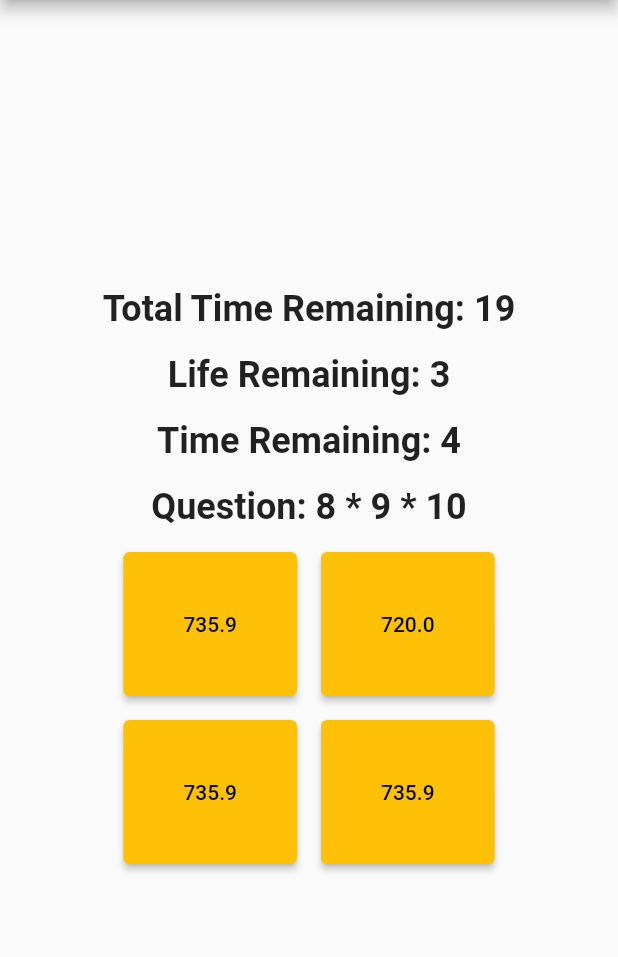
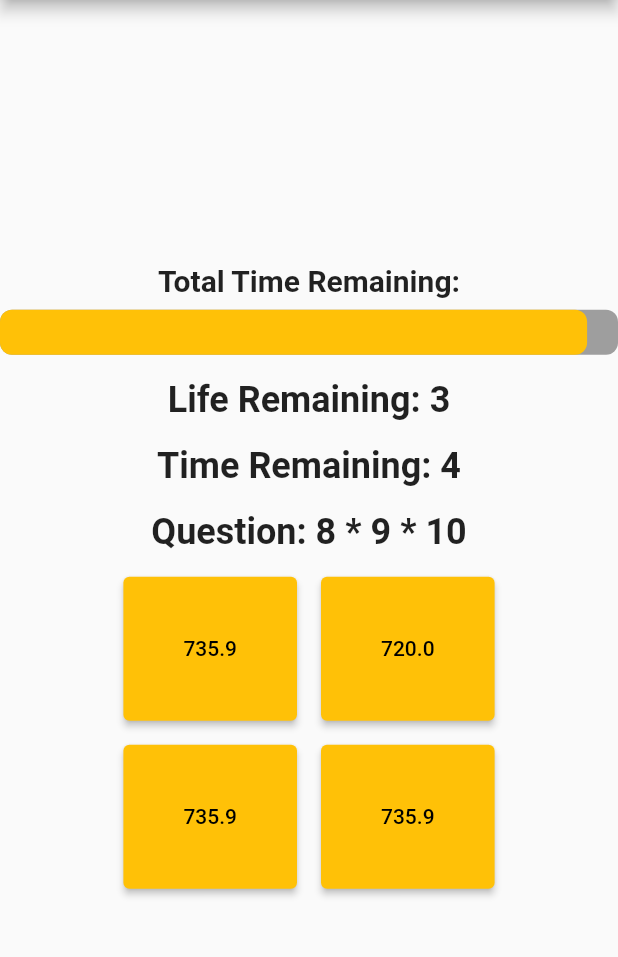
Before and after one commit to Trex1102/quiz_app, a Flutter app: the QuizPage screen opened by its route, on a phone screen of 412 x 824 dp, the part 84-1041 px from its top. Run offline on Flutter 3.47's test engine with Material 2 defaults, Android fonts, the phone set to English and light mode, and no system bars; drawn by our look-alikes of flutter_animation_progress_bar; our stand-ins replace math_expressions.

Commit message:
-added a progress bar

```diff
--- a/lib/quiz_page.dart
+++ b/lib/quiz_page.dart
@@ -1,10 +1,11 @@
 import 'dart:async';
 import 'package:flutter/material.dart';
+import 'package:flutter_animation_progress_bar/flutter_animation_progress_bar.dart';
 import 'package:provider/provider.dart';
 import 'package:quiz_app/generate_options.dart';
 import 'package:quiz_app/score_provider.dart';
 import 'package:quiz_app/generate_question.dart';
-import 'package:quiz_app/result_page.dart'; // Import the result page
+import 'package:quiz_app/result_page.dart';
 
 class QuizPage extends StatefulWidget {
   const QuizPage({Key? key}) : super(key: key);
@@ -14,16 +15,13 @@ class QuizPage extends StatefulWidget {
 }
 
 class _QuizPageState extends State<QuizPage> {
-
   late Timer _globalTimer;
   late Timer _timer;
   late String _question;
   late double _correctAnswer;
   late int _countdown;
-  late int _globalCountDown;
-
+  late double _globalCountDown;
   late List<String> options;
-
   int life = 3;
 
   @override
@@ -43,7 +41,6 @@ class _QuizPageState extends State<QuizPage> {
     super.dispose();
   }
 
-
   void startGlobalTimer() {
     _globalTimer = Timer.periodic(const Duration(seconds: 1), (timer) {
       setState(() {
@@ -57,7 +54,6 @@ class _QuizPageState extends State<QuizPage> {
     });
   }
 
-
   void startTimer() {
     _timer = Timer.periodic(const Duration(seconds: 1), (timer) {
       setState(() {
@@ -70,12 +66,10 @@ class _QuizPageState extends State<QuizPage> {
     });
   }
 
-
-  void resetTimer(){
+  void resetTimer() {
     _countdown = 5;
     generateQuestion();
   }
-
 
   void navigateToResultPage() {
     Navigator.pushReplacement(
@@ -86,33 +80,27 @@ class _QuizPageState extends State<QuizPage> {
     );
   }
 
-
   void generateQuestion() {
     _question = GenerateQuestion.generate();
     _correctAnswer = GenerateQuestion.answer(_question);
     options = GenerateOptions.generateOptions(_correctAnswer);
   }
 
-
   void answerQuestion(double answer) {
-
     final scoreProvider = Provider.of<ScoreProvider>(context, listen: false);
     if (answer == _correctAnswer) {
       scoreProvider.incrementScore();
       resetTimer();
-    }
-    else{
+    } else {
       life--;
       resetTimer();
     }
 
-    if(life == 0) {
+    if (life == 0) {
       _globalTimer.cancel();
       navigateToResultPage();
     }
   }
-
-
 
   @override
   Widget build(BuildContext context) {
@@ -124,15 +112,25 @@ class _QuizPageState extends State<QuizPage> {
         child: Column(
           mainAxisAlignment: MainAxisAlignment.center,
           children: [
-            Text(
-              'Total Time Remaining: $_globalCountDown',
-              style: const TextStyle(
-                fontSize: 24.0,
-                fontWeight: FontWeight.bold,
-              ),
+            Column(
+              children: [
+                const Text(
+                  'Total Time Remaining:',
+                  style: TextStyle(
+                    fontSize: 20.0,
+                    fontWeight: FontWeight.bold,
+                  ),
+                ),
+                const SizedBox(height: 8.0),
+                FAProgressBar(
+                  currentValue: _globalCountDown,
+                  maxValue: 20,
+                  backgroundColor: Colors.grey,
+                  progressColor: Colors.amber,
+                ),
+              ],
             ),
             const SizedBox(height: 16.0),
-
             Text(
               'Life Remaining: $life',
               style: const TextStyle(
@@ -140,9 +138,7 @@ class _QuizPageState extends State<QuizPage> {
                 fontWeight: FontWeight.bold,
               ),
             ),
-
             const SizedBox(height: 16.0),
-
             Text(
               'Time Remaining: $_countdown',
               style: const TextStyle(
@@ -158,7 +154,7 @@ class _QuizPageState extends State<QuizPage> {
                 fontWeight: FontWeight.bold,
               ),
             ),
-            const SizedBox(height: 16.0),
+            SizedBox(height: 16.0),
             Row(
               mainAxisAlignment: MainAxisAlignment.center,
               children: [
@@ -171,7 +167,7 @@ class _QuizPageState extends State<QuizPage> {
                   ),
                   child: Text(options[0]),
                 ),
-                const SizedBox(width: 16.0),
+                SizedBox(width: 16.0),
                 ElevatedButton(
                   onPressed: () {
                     answerQuestion(double.parse(options[1]));
@@ -183,7 +179,7 @@ class _QuizPageState extends State<QuizPage> {
                 ),
               ],
             ),
-            const SizedBox(height: 16.0),
+            SizedBox(height: 16.0),
             Row(
               mainAxisAlignment: MainAxisAlignment.center,
               children: [
@@ -196,7 +192,7 @@ class _QuizPageState extends State<QuizPage> {
                   ),
                   child: Text(options[2]),
                 ),
-                const SizedBox(width: 16.0),
+                SizedBox(width: 16.0),
                 ElevatedButton(
                   onPressed: () {
                     answerQuestion(double.parse(options[3]));
--- a/pubspec.yaml
+++ b/pubspec.yaml
@@ -38,6 +38,7 @@ dependencies:
   provider: ^6.0.5
   math_expressions: ^2.0.1
   timer_count_down: ^2.2.0
+  flutter_animation_progress_bar: ^2.1.1
 
 dev_dependencies:
   flutter_test:
```
Also changed, not shown: pubspec.lock.
